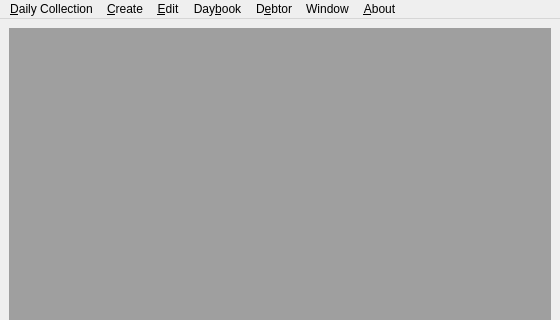
Qt form forms/DailyCollectionWindow.ui (alanhaggai/Daily-Collection) before a commit; both pictures show x 0 to 560 and y 0 to 320 of the 560 by 469 pixel window.
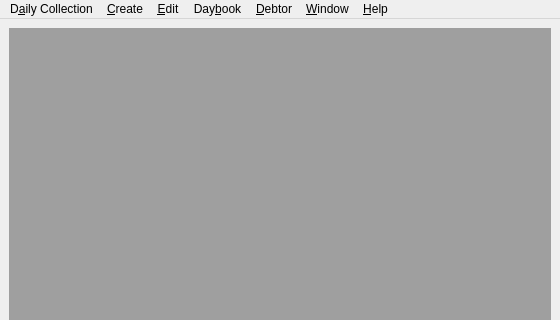
The same form after that commit. Icons and pictures are not drawn.

Commit message: Redefined UI menu shortcuts

Diff of the .ui file:
```diff
--- a/forms/DailyCollectionWindow.ui
+++ b/forms/DailyCollectionWindow.ui
@@ -35,7 +35,7 @@
    </property>
    <widget class="QMenu" name="menu_Daily_Collection">
     <property name="title">
-     <string>&amp;Daily Collection</string>
+     <string>D&amp;aily Collection</string>
     </property>
     <addaction name="action_Transactions"/>
     <addaction name="separator"/>
@@ -69,7 +69,7 @@
    </widget>
    <widget class="QMenu" name="menuD_ebtor">
     <property name="title">
-     <string>D&amp;ebtor</string>
+     <string>&amp;Debtor</string>
     </property>
     <addaction name="action_DebtorInstallment"/>
     <addaction name="action_DebtorDetails"/>
@@ -77,13 +77,13 @@
    </widget>
    <widget class="QMenu" name="menuAbout">
     <property name="title">
-     <string>&amp;About</string>
+     <string>&amp;Help</string>
     </property>
     <addaction name="action_AboutDailyCollection"/>
    </widget>
    <widget class="QMenu" name="menuWindow">
     <property name="title">
-     <string>Window</string>
+     <string>&amp;Window</string>
     </property>
     <addaction name="action_WindowCascade"/>
     <addaction name="action_WindowTile"/>
```
Left out of the diff: 14 changed lines with no effect on the pictures.
